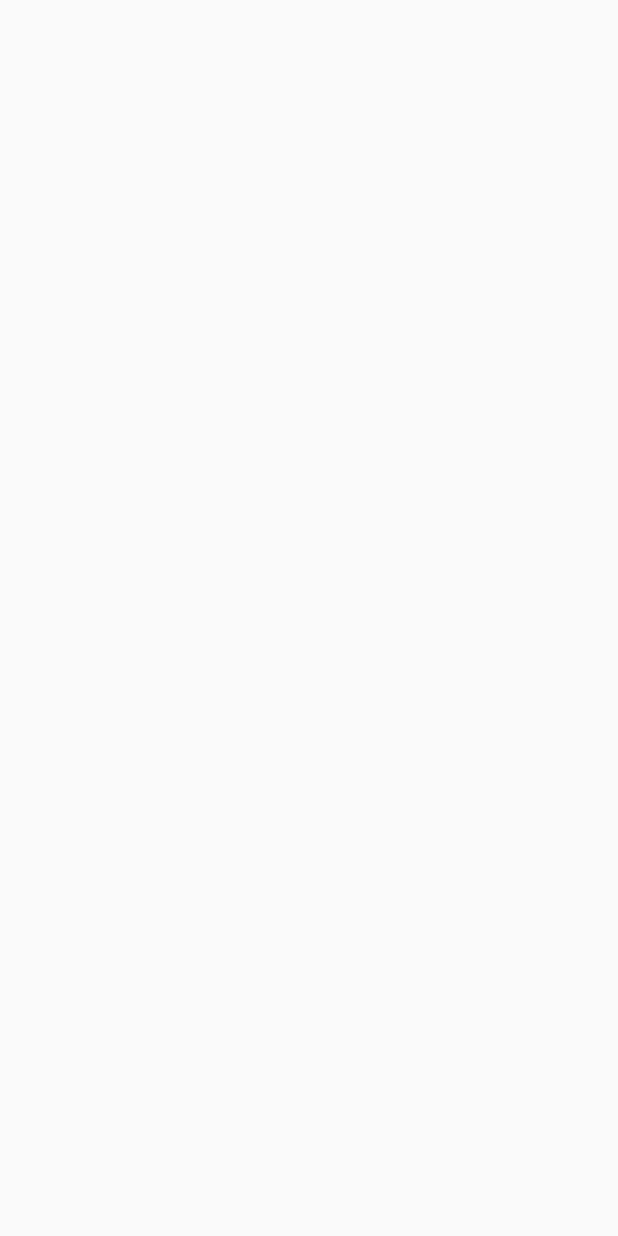
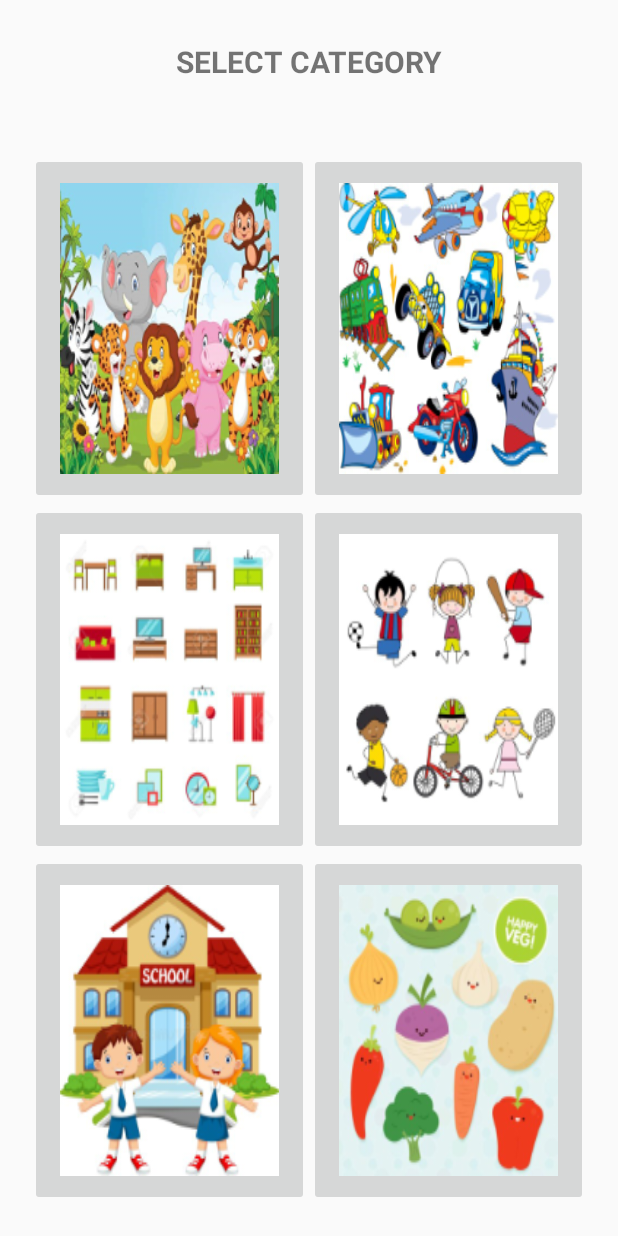
Before and after one commit to DucCoderIT/BrainUp, an Android app: the GameTypeActivity screen opened directly, with no data from a screen before it, on a phone screen of 412 x 824 dp. Before the commit the screen is empty. Run offline under Robolectric (Android 15) with nearby library versions, the phone set to English and light mode, and no system bars.

Commit message:
22-11/13h
Signed-off-by: TrungDuc <it.code.duc@gmail.com>

```diff
--- a/app/src/main/AndroidManifest.xml
+++ b/app/src/main/AndroidManifest.xml
@@ -9,7 +9,7 @@
         android:roundIcon="@mipmap/ic_launcher_round"
         android:supportsRtl="true"
         android:theme="@style/Theme.AppCompat.Light.NoActionBar">
-        <activity android:name=".MainActivity">
+        <activity android:name=".Activities.MainActivity">
             <intent-filter>
                 <action android:name="android.intent.action.MAIN" />
                 <action android:name="android.intent.action.VIEW" />
@@ -17,9 +17,9 @@
                 <category android:name="android.intent.category.LAUNCHER" />
             </intent-filter>
         </activity>
-        <activity android:name=".SelectModeActivity" />
-        <activity android:name=".GameSelectActivity" />
-        <activity android:name=".GameWriteActivity"></activity>
+        <activity android:name=".Activities.SelectModeActivity" />
+        <activity android:name=".Activities.GameSelectActivity" />
+        <activity android:name=".Activities.GameWriteActivity" />
+        <activity android:name=".Activities.GameTypeActivity"/>
     </application>
-
 </manifest>
--- a/app/src/main/java/com/dev/brainup/brainup/GameSelectActivity.java
+++ b/app/src/main/java/com/dev/brainup/brainup/Activities/GameSelectActivity.java
@@ -1,13 +1,15 @@
-package com.dev.brainup.brainup;
+package com.dev.brainup.brainup.Activities;
 
 import android.support.v7.app.AppCompatActivity;
 import android.os.Bundle;
+
+import com.dev.brainup.brainup.R;
 
 public class GameSelectActivity extends AppCompatActivity {
 
     @Override
     protected void onCreate(Bundle savedInstanceState) {
         super.onCreate(savedInstanceState);
-        setContentView(R.layout.activity_select_game);
+        setContentView(R.layout.activity_game_select);
     }
 }
--- a/app/src/main/java/com/dev/brainup/brainup/GameWriteActivity.java
+++ b/app/src/main/java/com/dev/brainup/brainup/Activities/GameTypeActivity.java
@@ -1,13 +1,15 @@
-package com.dev.brainup.brainup;
+package com.dev.brainup.brainup.Activities;
 
 import android.support.v7.app.AppCompatActivity;
 import android.os.Bundle;
 
-public class GameWriteActivity extends AppCompatActivity {
+import com.dev.brainup.brainup.R;
+
+public class GameTypeActivity extends AppCompatActivity {
 
     @Override
     protected void onCreate(Bundle savedInstanceState) {
         super.onCreate(savedInstanceState);
-        setContentView(R.layout.activity_game_write);
+        setContentView(R.layout.activity_game_type);
     }
 }
--- a/app/src/main/java/com/dev/brainup/brainup/SelectModeActivity.java
+++ b/app/src/main/java/com/dev/brainup/brainup/Activities/SelectModeActivity.java
@@ -1,7 +1,9 @@
-package com.dev.brainup.brainup;
+package com.dev.brainup.brainup.Activities;
 
 import android.os.Bundle;
 import android.support.v7.app.AppCompatActivity;
+
+import com.dev.brainup.brainup.R;
 
 public class SelectModeActivity extends AppCompatActivity {
     @Override
--- a/app/src/main/java/com/dev/brainup/brainup/Game.java
+++ b/app/src/main/java/com/dev/brainup/brainup/Constants/Game.java
@@ -1,7 +1,6 @@
-package com.dev.brainup.brainup;
+package com.dev.brainup.brainup.Constants;
 
 import java.util.ArrayList;
-import java.util.List;
 
 public class Game {
     public ArrayList<Game> arrayList = new ArrayList<Game>();
--- a/app/src/main/java/com/dev/brainup/brainup/DBHelper.java
+++ b/app/src/main/java/com/dev/brainup/brainup/DBHelper.java
@@ -6,6 +6,8 @@ import android.database.Cursor;
 import android.database.sqlite.SQLiteDatabase;
 import android.database.sqlite.SQLiteOpenHelper;
 import android.util.Log;
+
+import com.dev.brainup.brainup.Constants.Game;
 
 import java.util.ArrayList;
 import java.util.HashMap;
@@ -53,8 +55,8 @@ public class DBHelper extends SQLiteOpenHelper {
     public void createDefaultGame()  {
         int count = this.getGamesCount();
         if(count ==0 ) {
-            Game game1 = new Game("animals",1,"animalsdog","dog","cat","mickey");
-            Game game2 = new Game("animals",1,"animalscat","bufferlow","fly","cat");
+            Game game1 = new Game(0,"animals",1,"animalsdog","dog","cat","mickey");
+            Game game2 = new Game(1,"animals",1,"animalscat","bufferlow","fly","cat");
             this.addGame(game1);
             this.addGame(game2);
         }
--- a/app/src/main/res/layout/activity_select_game.xml
+++ b/app/src/main/res/layout/activity_game_select.xml
@@ -4,6 +4,6 @@
     xmlns:tools="http://schemas.android.com/tools"
     android:layout_width="match_parent"
     android:layout_height="match_parent"
-    tools:context=".GameSelectActivity">
+    tools:context=".Activities.GameSelectActivity">
 
 </android.support.constraint.ConstraintLayout>
--- /dev/null
+++ b/app/src/main/res/layout/activity_game_type.xml
@@ -0,0 +1,91 @@
+<?xml version="1.0" encoding="utf-8"?>
+<LinearLayout xmlns:android="http://schemas.android.com/apk/res/android"
+    xmlns:app="http://schemas.android.com/apk/res-auto"
+    xmlns:tools="http://schemas.android.com/tools"
+    android:layout_width="match_parent"
+    android:layout_height="match_parent"
+    android:orientation="vertical"
+    android:weightSum="10"
+    tools:context=".Activities.GameTypeActivity">
+    <!-- text: select category -->
+    <TextView
+        android:layout_width="match_parent"
+        android:layout_height="0dp"
+        android:layout_weight="1"
+        android:gravity="center"
+        android:text="SELECT CATEGORY"
+        android:textSize="20sp"
+        android:textStyle="bold"/>
+    <!-- view categories -->
+    <LinearLayout
+        android:layout_width="match_parent"
+        android:layout_height="0dp"
+        android:layout_weight="9"
+        android:padding="20dp"
+        android:orientation="vertical"
+        android:weightSum="3">
+        <LinearLayout
+            android:layout_width="match_parent"
+            android:layout_height="0dp"
+            android:layout_weight="1"
+            android:orientation="horizontal"
+            android:weightSum="2">
+            <ImageButton
+                android:layout_width="0dp"
+                android:layout_height="match_parent"
+                android:layout_weight="1"
+                android:padding="20dp"
+                android:scaleType="fitXY"
+                android:src="@mipmap/animals"/>
+            <ImageButton
+                android:layout_width="0dp"
+                android:layout_height="match_parent"
+                android:layout_weight="1"
+                android:padding="20dp"
+                android:scaleType="fitXY"
+                android:src="@mipmap/vehicle"/>
+        </LinearLayout>
+        <LinearLayout
+            android:layout_width="match_parent"
+            android:layout_height="0dp"
+            android:layout_weight="1"
+            android:orientation="horizontal"
+            android:weightSum="2">
+            <ImageButton
+                android:layout_width="0dp"
+                android:layout_height="match_parent"
+                android:layout_weight="1"
+                android:padding="20dp"
+                android:scaleType="fitXY"
+                android:src="@mipmap/house"/>
+            <ImageButton
+                android:layout_width="0dp"
+                android:layout_height="match_parent"
+                android:layout_weight="1"
+                android:padding="20dp"
+                android:scaleType="fitXY"
+                android:src="@mipmap/sport"/>
+        </LinearLayout>
+        <LinearLayout
+            android:layout_width="match_parent"
+            android:layout_height="0dp"
+            android:layout_weight="1"
+            android:orientation="horizontal"
+            android:weightSum="2">
+            <ImageButton
+                android:layout_width="0dp"
+                android:layout_height="match_parent"
+                android:layout_weight="1"
+                android:padding="20dp"
+                android:scaleType="fitXY"
+                android:src="@mipmap/school"/>
+            <ImageButton
+                android:layout_width="0dp"
+                android:layout_height="match_parent"
+                android:layout_weight="1"
+                android:padding="20dp"
+                android:scaleType="fitXY"
+                android:src="@mipmap/vegetable"/>
+        </LinearLayout>
+    </LinearLayout>
+</LinearLayout>
--- a/app/src/main/res/layout/activity_game_write.xml
+++ b/app/src/main/res/layout/activity_game_write.xml
@@ -4,6 +4,6 @@
     xmlns:tools="http://schemas.android.com/tools"
     android:layout_width="match_parent"
     android:layout_height="match_parent"
-    tools:context=".GameWriteActivity">
+    tools:context=".Activities.GameWriteActivity">
 
 </android.support.constraint.ConstraintLayout>
```
Also changed, not shown: app/src/main/java/com/dev/brainup/brainup/Activities/GameWriteActivity.java (added, +15 -0 lines), app/src/main/java/com/dev/brainup/brainup/Activities/MainActivity.java (added, +40 -0 lines), app/src/main/java/com/dev/brainup/brainup/MainActivity.java (deleted, +0 -37 lines), app/src/main/res/layout/activity_main.xml (+8 -8 lines), app/src/main/res/layout/activity_select_mode.xml (+10 -8 lines), app/src/main/res/mipmap-xxxhdpi/animals.jpg (added), app/src/main/res/mipmap-xxxhdpi/house.jpg (added), app/src/main/res/mipmap-xxxhdpi/school.jpg (added), app/src/main/res/mipmap-xxxhdpi/sport.jpg (added), app/src/main/res/mipmap-xxxhdpi/vegetable.jpg (added), app/src/main/res/mipmap-xxxhdpi/vehicle.jpg (added).
